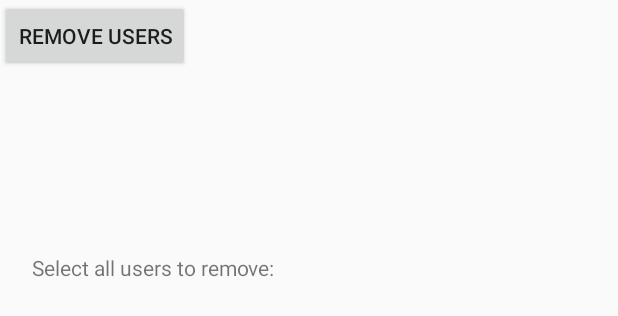
After one commit to Sangeun44/When2MeetforMobile, an Android app: the layout activity_remove_users.xml on its own in the app's theme, with its tools: preview values and no code run, on a phone screen of 412 x 824 dp. The commit adds this screen. Shown: the top 316 px of the screen. Run offline under Robolectric (Android 15) with nearby library versions, the phone set to English and light mode, and no system bars.

Commit message:
added Remove Users activity

```diff
--- a/app/src/main/java/edu/upenn/cis350/g8/when2meetformobile/AddTimesActivity.java
+++ b/app/src/main/java/edu/upenn/cis350/g8/when2meetformobile/AddTimesActivity.java
@@ -260,7 +260,6 @@ public class AddTimesActivity extends AppCompatActivity {
             meeting.addDates(selection);
         }
 
-        HashMap<String, User> users = new HashMap<>();
         FirebaseFirestore.getInstance().collection("meetings").document(meetingID)
                 .set(meeting, SetOptions.merge())
                 .addOnSuccessListener(new OnSuccessListener<Void>() {
--- a/app/src/main/java/edu/upenn/cis350/g8/when2meetformobile/Meeting.java
+++ b/app/src/main/java/edu/upenn/cis350/g8/when2meetformobile/Meeting.java
@@ -213,4 +213,10 @@ public class Meeting {
 
         return invertedTimes;
     }
+
+    public void removeUsers(List<String> usersToRemove) {
+        for (String id : usersToRemove) {
+            users.remove(id);
+        }
+    }
 }
--- /dev/null
+++ b/app/src/main/res/layout/activity_remove_users.xml
@@ -0,0 +1,45 @@
+<?xml version="1.0" encoding="utf-8"?>
+<android.support.constraint.ConstraintLayout xmlns:android="http://schemas.android.com/apk/res/android"
+    xmlns:app="http://schemas.android.com/apk/res-auto"
+    xmlns:tools="http://schemas.android.com/tools"
+    android:layout_width="match_parent"
+    android:layout_height="match_parent"
+    tools:context="edu.upenn.cis350.g8.when2meetformobile.RemoveUsersActivity">
+
+    <ScrollView
+        android:id="@+id/scrollRmUsers"
+        android:layout_width="370dp"
+        android:layout_height="444dp"
+        android:layout_marginBottom="55dp"
+        android:layout_marginEnd="7dp"
+        android:layout_marginStart="7dp"
+        android:layout_marginTop="12dp"
+        app:layout_constraintBottom_toBottomOf="parent"
+        app:layout_constraintEnd_toEndOf="parent"
+        app:layout_constraintStart_toStartOf="parent"
+        app:layout_constraintTop_toTopOf="parent">
+
+        <LinearLayout
+            android:id="@+id/llRmUsers"
+            android:layout_width="match_parent"
+            android:layout_height="wrap_content"
+            android:orientation="vertical">
+
+            <TextView
+                android:id="@+id/txtRmUsersInstr"
+                android:layout_width="match_parent"
+                android:layout_height="wrap_content"
+                android:text="Select all users to remove:" />
+        </LinearLayout>
+    </ScrollView>
+
+    <Button
+        android:id="@+id/btnRmUsersSubmit"
+        android:layout_width="wrap_content"
+        android:layout_height="wrap_content"
+        android:text="Remove Users"
+        android:onClick="onClickSubmitButton"
+        tools:layout_editor_absoluteX="147dp"
+        tools:layout_editor_absoluteY="456dp" />
+
+</android.support.constraint.ConstraintLayout>
```
Also changed, not shown: app/src/main/AndroidManifest.xml (+7 -4 lines), app/src/main/java/edu/upenn/cis350/g8/when2meetformobile/RemoveUsersActivity.java (added, +138 -0 lines), app/src/main/java/edu/upenn/cis350/g8/when2meetformobile/SessionDisplayActivity.java (+10 -0 lines).
